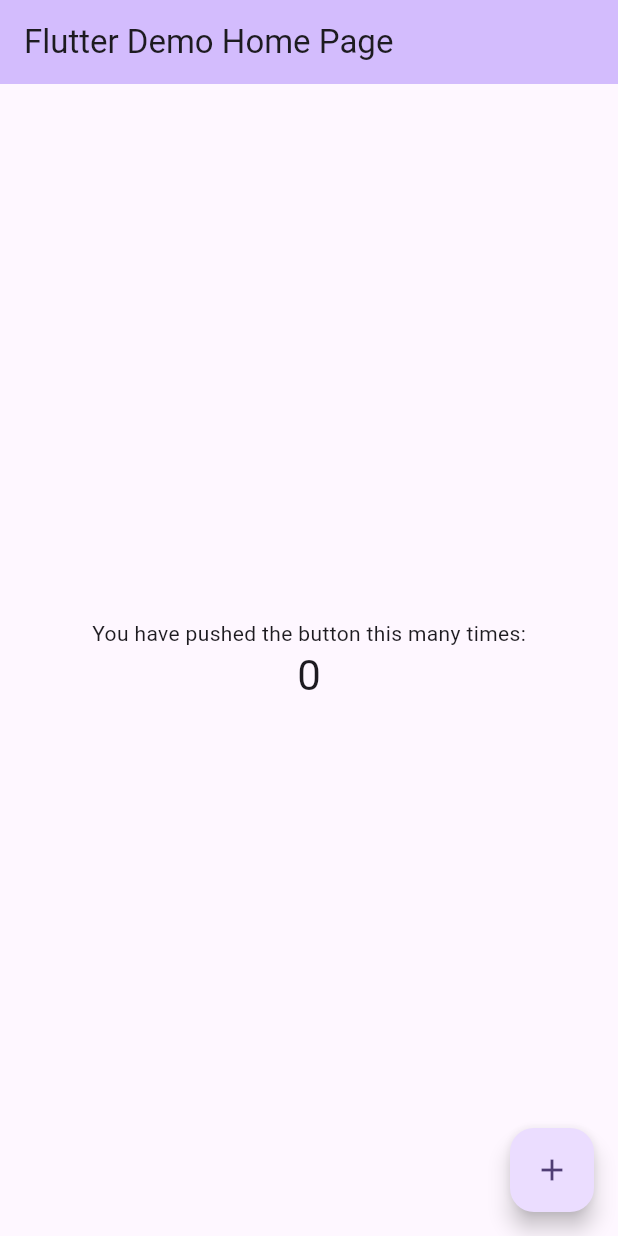
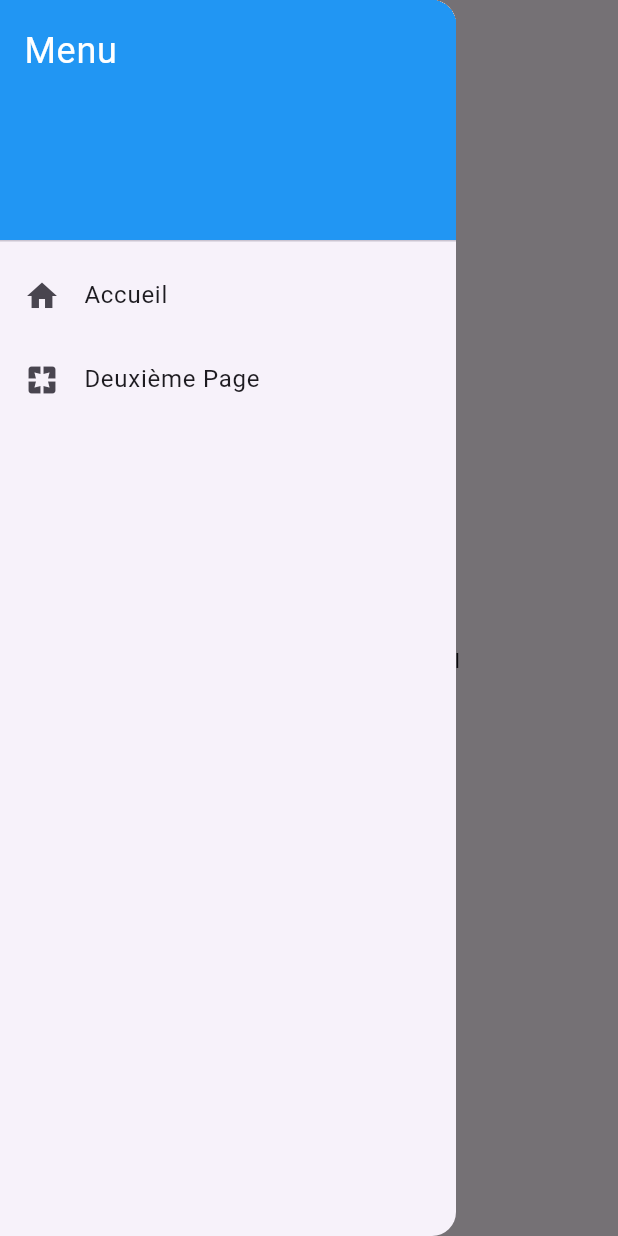
Before and after one commit to Tidragon-coder/flutter_API_Pokemon_TCG, a Flutter app: the screen it shows after launch, with the side drawer open (before the commit the screen has no drawer), on a phone screen of 412 x 824 dp. Run offline on Flutter 3.47's test engine with Material 3 defaults, Android fonts, the phone set to English and light mode, and no system bars.

Commit message:
feat #01 : Part 1 =>  intégration des pages d'accueil et de recherche

```diff
--- a/lib/main.dart
+++ b/lib/main.dart
@@ -1,122 +1,26 @@
 import 'package:flutter/material.dart';
+import 'package:provider/provider.dart';
+import 'package:api_poke_tcg/views/home_page.dart';
+import 'viewmodels/home_viewmodel.dart';
 
 void main() {
-  runApp(const MyApp());
+  runApp(
+    ChangeNotifierProvider(
+      create: (_) => HomeViewModel(),
+      child: MyApp(),
+    ),
+    );
 }
 
 class MyApp extends StatelessWidget {
-  const MyApp({super.key});
-
-  // This widget is the root of your application.
   @override
   Widget build(BuildContext context) {
     return MaterialApp(
-      title: 'Flutter Demo',
+      title: 'Drawer Auth',
       theme: ThemeData(
-        // This is the theme of your application.
-        //
-        // TRY THIS: Try running your application with "flutter run". You'll see
-        // the application has a purple toolbar. Then, without quitting the app,
-        // try changing the seedColor in the colorScheme below to Colors.green
-        // and then invoke "hot reload" (save your changes or press the "hot
-        // reload" button in a Flutter-supported IDE, or press "r" if you used
-        // the command line to start the app).
-        //
-        // Notice that the counter didn't reset back to zero; the application
-        // state is not lost during the reload. To reset the state, use hot
-        // restart instead.
-        //
-        // This works for code too, not just values: Most code changes can be
-        // tested with just a hot reload.
-        colorScheme: .fromSeed(seedColor: Colors.deepPurple),
+        primarySwatch: Colors.blue,
       ),
-      home: const MyHomePage(title: 'Flutter Demo Home Page'),
+      home: HomePage(),
     );
   }
 }
-
-class MyHomePage extends StatefulWidget {
-  const MyHomePage({super.key, required this.title});
-
-  // This widget is the home page of your application. It is stateful, meaning
-  // that it has a State object (defined below) that contains fields that affect
-  // how it looks.
-
-  // This class is the configuration for the state. It holds the values (in this
-  // case the title) provided by the parent (in this case the App widget) and
-  // used by the build method of the State. Fields in a Widget subclass are
-  // always marked "final".
-
-  final String title;
-
-  @override
-  State<MyHomePage> createState() => _MyHomePageState();
-}
-
-class _MyHomePageState extends State<MyHomePage> {
-  int _counter = 0;
-
-  void _incrementCounter() {
-    setState(() {
-      // This call to setState tells the Flutter framework that something has
-      // changed in this State, which causes it to rerun the build method below
-      // so that the display can reflect the updated values. If we changed
-      // _counter without calling setState(), then the build method would not be
-      // called again, and so nothing would appear to happen.
-      _counter++;
-    });
-  }
-
-  @override
-  Widget build(BuildContext context) {
-    // This method is rerun every time setState is called, for instance as done
-    // by the _incrementCounter method above.
-    //
-    // The Flutter framework has been optimized to make rerunning build methods
-    // fast, so that you can just rebuild anything that needs updating rather
-    // than having to individually change instances of widgets.
-    return Scaffold(
-      appBar: AppBar(
-        // TRY THIS: Try changing the color here to a specific color (to
-        // Colors.amber, perhaps?) and trigger a hot reload to see the AppBar
-        // change color while the other colors stay the same.
-        backgroundColor: Theme.of(context).colorScheme.inversePrimary,
-        // Here we take the value from the MyHomePage object that was created by
-        // the App.build method, and use it to set our appbar title.
-        title: Text(widget.title),
-      ),
-      body: Center(
-        // Center is a layout widget. It takes a single child and positions it
-        // in the middle of the parent.
-        child: Column(
-          // Column is also a layout widget. It takes a list of children and
-          // arranges them vertically. By default, it sizes itself to fit its
-          // children horizontally, and tries to be as tall as its parent.
-          //
-          // Column has various properties to control how it sizes itself and
-          // how it positions its children. Here we use mainAxisAlignment to
-          // center the children vertically; the main axis here is the vertical
-          // axis because Columns are vertical (the cross axis would be
-          // horizontal).
-          //
-          // TRY THIS: Invoke "debug painting" (choose the "Toggle Debug Paint"
-          // action in the IDE, or press "p" in the console), to see the
-          // wireframe for each widget.
-          mainAxisAlignment: .center,
-          children: [
-            const Text('You have pushed the button this many times:'),
-            Text(
-              '$_counter',
-              style: Theme.of(context).textTheme.headlineMedium,
-            ),
-          ],
-        ),
-      ),
-      floatingActionButton: FloatingActionButton(
-        onPressed: _incrementCounter,
-        tooltip: 'Increment',
-        child: const Icon(Icons.add),
-      ),
-    );
-  }
-}
--- /dev/null
+++ b/lib/viewmodels/home_viewmodel.dart
@@ -0,0 +1,17 @@
+import 'package:flutter/foundation.dart';
+
+class HomeViewModel extends ChangeNotifier {
+  String _title = 'Accueil';
+
+  String get title => _title;
+
+  void setTitle(String newTitle) {
+    _title = newTitle;
+    notifyListeners();
+  }
+
+  void resetTitle() {
+    _title = 'Accueil';
+    notifyListeners();
+  }
+}
--- /dev/null
+++ b/lib/views/home_page.dart
@@ -0,0 +1,33 @@
+import 'package:flutter/material.dart';
+import 'package:provider/provider.dart';
+
+import 'package:api_poke_tcg/viewmodels/home_viewmodel.dart';
+
+import 'package:api_poke_tcg/widgets/app_drawer.dart';
+
+class HomePage extends StatelessWidget {
+  @override
+  Widget build(BuildContext context) {
+    return ChangeNotifierProvider(
+      create: (_) => HomeViewModel(),
+      child: HomePageContent(),
+    );
+  }
+}
+
+class HomePageContent extends StatelessWidget {
+  @override
+  Widget build(BuildContext context) {
+    final viewModel = Provider.of<HomeViewModel>(context);
+
+    return Scaffold(
+      appBar: AppBar(
+        title: Text(viewModel.title),
+      ),
+      drawer: AppDrawer(),
+      body: Center(
+        child: Text('Bienvenue sur la page d\'accueil'),
+      ),
+    );
+  }
+}
--- /dev/null
+++ b/lib/widgets/app_drawer.dart
@@ -0,0 +1,46 @@
+import 'package:flutter/material.dart';
+import 'package:api_poke_tcg/views/search_page.dart';
+
+class AppDrawer extends StatelessWidget {
+  @override
+  Widget build(BuildContext context) {
+    return Drawer(
+      child: ListView(
+        padding: EdgeInsets.zero,
+        children: <Widget>[
+          DrawerHeader(
+            decoration: BoxDecoration(
+              color: Colors.blue,
+            ),
+            child: Text(
+              'Menu',
+              style: TextStyle(
+                color: Colors.white,
+                fontSize: 24,
+              ),
+            ),
+          ),
+          ListTile(
+            leading: Icon(Icons.home),
+            title: Text('Accueil'),
+            onTap: () {
+              Navigator.pop(context); // Ferme le drawer
+              Navigator.popUntil(context, (route) => route.isFirst);
+            },
+          ),
+          ListTile(
+            leading: Icon(Icons.pages),
+            title: Text('Deuxième Page'),
+            onTap: () {
+              Navigator.pop(context); // Ferme le drawer
+              Navigator.push(
+                context,
+                MaterialPageRoute(builder: (context) => SearchPage()),
+              );
+            },
+          ),
+        ],
+      ),
+    );
+  }
+}
--- a/pubspec.yaml
+++ b/pubspec.yaml
@@ -34,6 +34,7 @@ dependencies:
   # The following adds the Cupertino Icons font to your application.
   # Use with the CupertinoIcons class for iOS style icons.
   cupertino_icons: ^1.0.8
+  provider: ^6.1.5+1
 
 dev_dependencies:
   flutter_test:
```
Also changed, not shown: lib/views/search_page.dart (added, +33 -0 lines).
